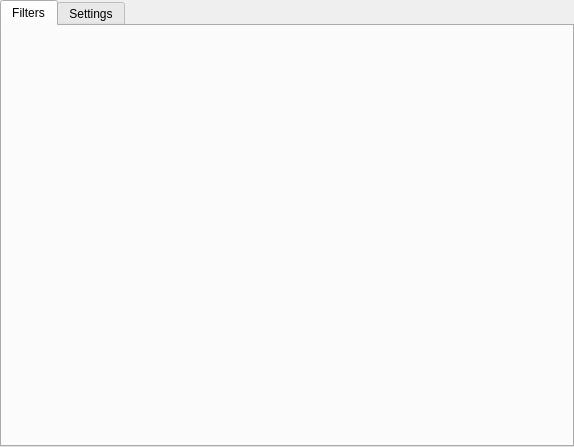
This is settings.ui in maxscheurer/pycontact as Qt 5 draws it before an edit. The edited form follows.
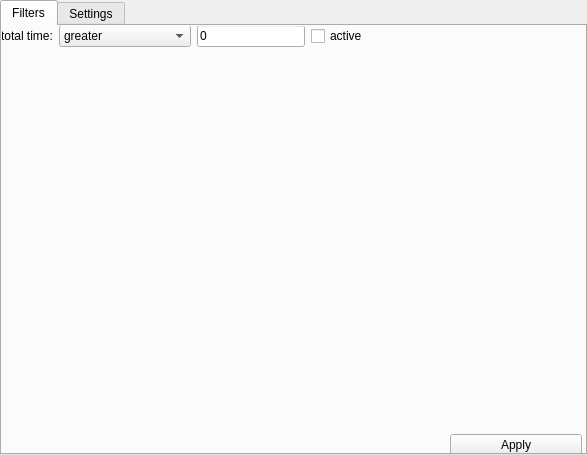
This is the edited form. The open tabs and pages were chosen to show the change.

Commit message: - ns per frame in settings

```diff
--- a/settings.ui
+++ b/settings.ui
@@ -6,8 +6,8 @@
    <rect>
     <x>0</x>
     <y>0</y>
-    <width>574</width>
-    <height>447</height>
+    <width>587</width>
+    <height>455</height>
    </rect>
   </property>
   <property name="windowTitle">
@@ -20,6 +20,100 @@
    <attribute name="title">
     <string>Filters</string>
    </attribute>
+   <widget class="QWidget" name="filterWidget" native="true">
+    <property name="geometry">
+     <rect>
+      <x>-1</x>
+      <y>-1</y>
+      <width>581</width>
+      <height>431</height>
+     </rect>
+    </property>
+    <property name="sizePolicy">
+     <sizepolicy hsizetype="Preferred" vsizetype="Preferred">
+      <horstretch>0</horstretch>
+      <verstretch>0</verstretch>
+     </sizepolicy>
+    </property>
+    <layout class="QGridLayout" name="gridLayout">
+     <item row="4" column="4">
+      <widget class="QPushButton" name="applyFilterButton">
+       <property name="sizePolicy">
+        <sizepolicy hsizetype="Preferred" vsizetype="Preferred">
+         <horstretch>0</horstretch>
+         <verstretch>0</verstretch>
+        </sizepolicy>
+       </property>
+       <property name="text">
+        <string>Apply</string>
+       </property>
+      </widget>
+     </item>
+     <item row="0" column="0">
+      <widget class="QLabel" name="totalTimeLabel">
+       <property name="sizePolicy">
+        <sizepolicy hsizetype="Fixed" vsizetype="Preferred">
+         <horstretch>0</horstretch>
+         <verstretch>0</verstretch>
+        </sizepolicy>
+       </property>
+       <property name="text">
+        <string>total time:</string>
+       </property>
+      </widget>
+     </item>
+     <item row="3" column="0" colspan="5">
+      <spacer name="verticalSpacer_2">
+       <property name="orientation">
+        <enum>Qt::Vertical</enum>
+       </property>
+       <property name="sizeHint" stdset="0">
+        <size>
+         <width>20</width>
+         <height>40</height>
+        </size>
+       </property>
+      </spacer>
+     </item>
+     <item row="0" column="1">
+      <widget class="QComboBox" name="compareTotalTimeDropdown">
+       <property name="currentText">
+        <string>greater</string>
+       </property>
+       <item>
+        <property name="text">
+         <string>greater</string>
+        </property>
+       </item>
+       <item>
+        <property name="text">
+         <string>smaller</string>
+        </property>
+       </item>
+      </widget>
+     </item>
+     <item row="0" column="2">
+      <widget class="QLineEdit" name="totalTimeField">
+       <property name="sizePolicy">
+        <sizepolicy hsizetype="Fixed" vsizetype="Fixed">
+         <horstretch>0</horstretch>
+         <verstretch>0</verstretch>
+        </sizepolicy>
+       </property>
+       <property name="text">
+        <string>0</string>
+       </property>
+      </widget>
+     </item>
+     <item row="0" column="3">
+      <widget class="QCheckBox" name="activeTotalTimeCheckbox">
+       <property name="text">
+        <string>active</string>
+       </property>
+      </widget>
+     </item>
+    </layout>
+   </widget>
   </widget>
   <widget class="QWidget" name="settingsTab">
    <attribute name="title">
```
Left out of the diff: 63 changed lines with no effect on the pictures. The commit also changes 4 other files.
